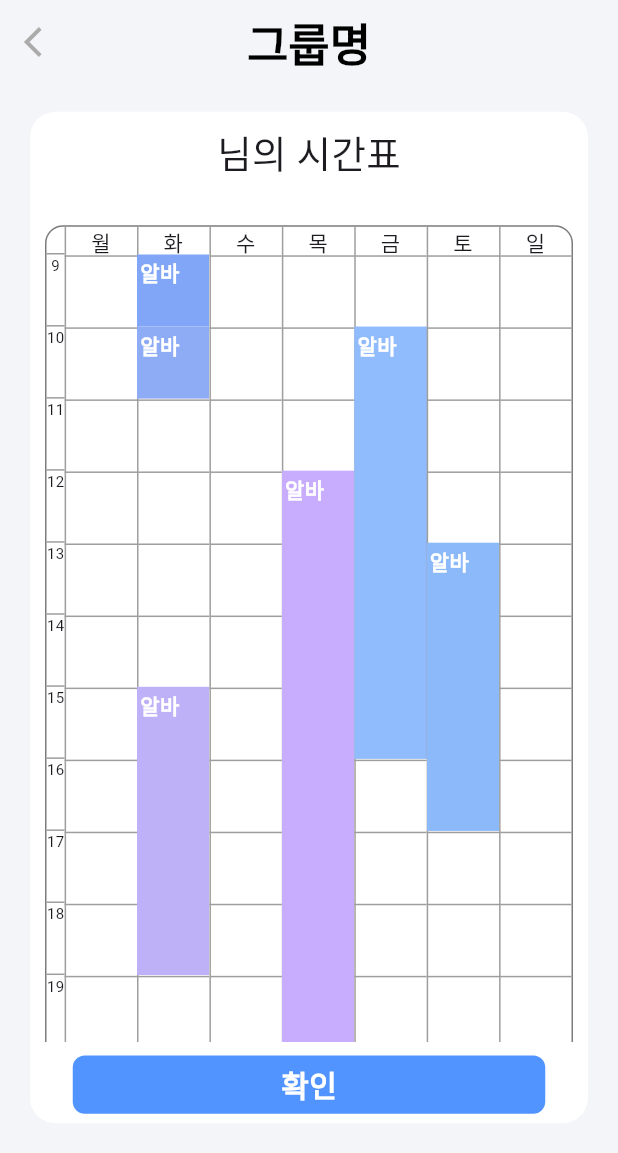
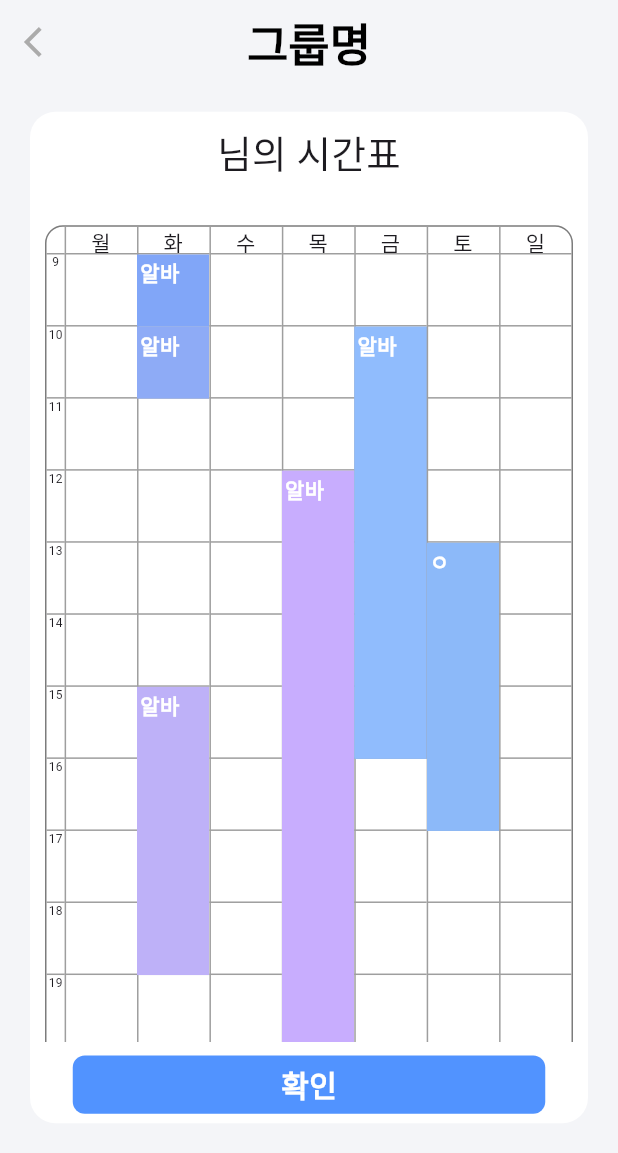
Before and after one commit to AIIA-GCU/VinTeum-FE, a Flutter app: the DetailScreen3 screen opened directly with empty values, on a phone screen of 412 x 824 dp. Shown: the top 1153 px of the screen. Run offline on Flutter 3.47's test engine with Material 3 defaults, Android fonts, the phone set to English and light mode, and no system bars; our stand-ins replace fluttertoast, image_picker, smooth_page_indicator; Roboto replaces fonts that are missing (Pretendard).

Commit message:
[chore] 시간표 위젯 수정

```diff
--- a/lib/widget/freetime_table.dart
+++ b/lib/widget/freetime_table.dart
@@ -48,7 +48,7 @@ class _FreeTimeTableState extends State<FreeTimeTable> {
               height: boxSize,
               child: Text(
                 '${index ~/ 2 + 9}', // 9시부터 시작
-                style: const TextStyle(fontSize: 10),
+                style: const TextStyle(fontSize: 8),
               ),
             ),
           ),
--- a/lib/widget/time_table.dart
+++ b/lib/widget/time_table.dart
@@ -77,7 +77,7 @@ class _TimeTableState extends State<TimeTable> {
                     height: boxSize,
                     child: Text(
                       '${index ~/ 2 + 9}', // 9시부터 시작
-                      style: const TextStyle(fontSize: 10),
+                      style: const TextStyle(fontSize: 8),
                     ),
                   ),
           ),
@@ -146,16 +146,16 @@ class _TimeTableState extends State<TimeTable> {
             Column(
               children: [
                 SizedBox(
-                  height: 20,
+                  height: firstHeight,
                   child: Text(
                     '${week[index]}',
                   ),
                 ),
                 ...List.generate(
-                  columnLength.toInt(),
+                  columnLength,
                   (index) => index % 2 == 0
                       ? const Divider(color: Colors.grey, height: 0)
-                      : SizedBox(height: boxSize, child: Container()),
+                      : SizedBox(height: boxSize),
                 ),
               ],
             ),
@@ -188,7 +188,7 @@ class Lecture {
 }
 
 List<Lecture> selectedLectures = [
-  Lecture(['토'], [13], [17], '알바'), //요일, 시작, 종료, 이름
+  Lecture(['토'], [13], [17], 'ㅇ'), //요일, 시작, 종료, 이름
   Lecture(['화'], [15], [19], '알바'),
   Lecture(['목'], [12], [21], '알바'),
   Lecture(['화'], [9], [10], '알바'),
```
